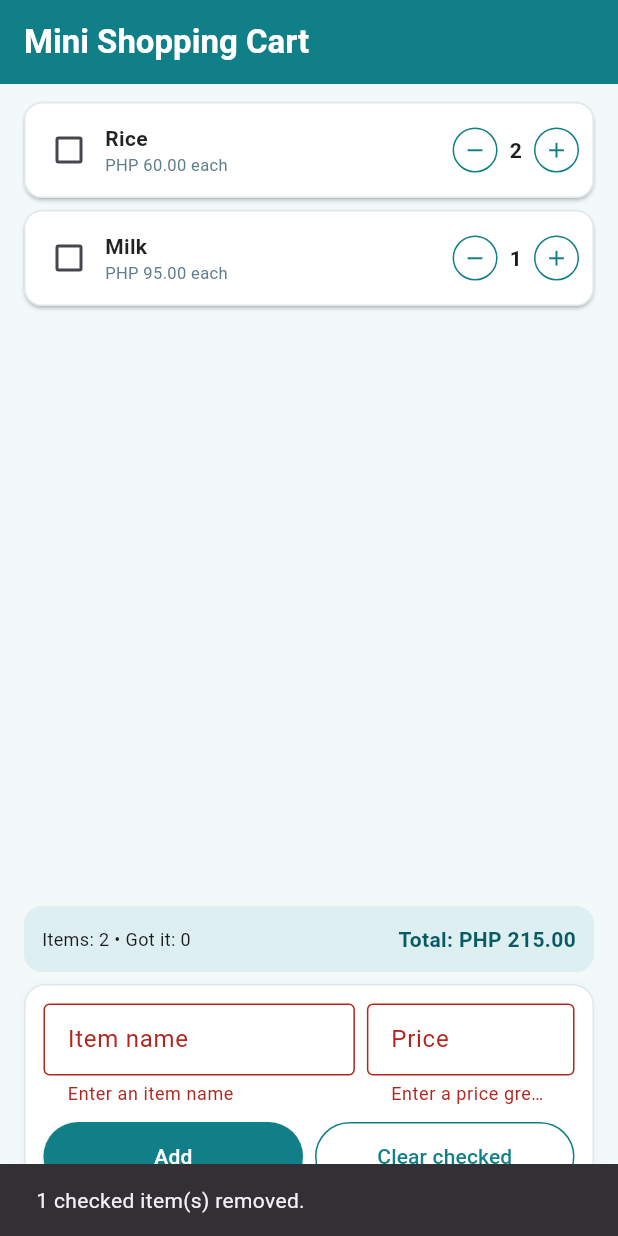
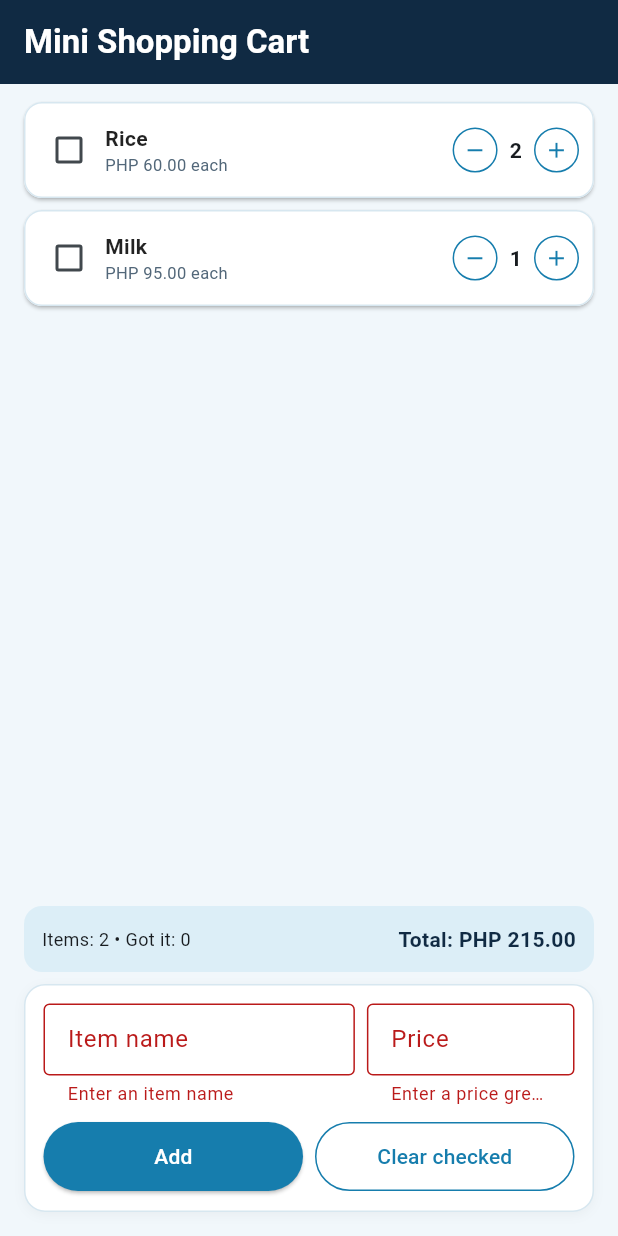
Before and after one commit to RamzK05/stateful_lab_fervis, a Flutter app: the screen it shows after launch, after a tap on "Add", after a tap on "Clear checked", on a phone screen of 412 x 824 dp. Run offline on Flutter 3.47's test engine with Material 3 defaults, Android fonts, the phone set to English and light mode, and no system bars.

Commit message:
Apply ocean blue and navy theme

```diff
--- a/lib/main.dart
+++ b/lib/main.dart
@@ -1,20 +1,37 @@
 
 import 'package:flutter/material.dart';
 
-void main() => runApp(
-      const MaterialApp(
-        debugShowCheckedModeBanner: false,
-        home: CartScreen(),
+void main() {
+  runApp(
+    MaterialApp(
+      debugShowCheckedModeBanner: false,
+      title: 'Mini Shopping Cart',
+      theme: ThemeData(
+        useMaterial3: true,
+        colorScheme: ColorScheme.fromSeed(
+          seedColor: oceanBlue,
+          brightness: Brightness.light,
+        ).copyWith(
+          primary: oceanBlue,
+          surface: Colors.white,
+        ),
+        scaffoldBackgroundColor: pageColor,
+        appBarTheme: const AppBarTheme(
+          backgroundColor: navyBlue,
+          foregroundColor: Colors.white,
+          elevation: 0,
+        ),
       ),
-    );
+      home: const CartScreen(),
+    ),
+  );
+}
 
-// App colors
-const Color teal = Color(0xFF117F87);
-const Color darkTeal = Color(0xFF095B63);
-const Color pageColor = Color(0xFFF3F8F9);
-const Color borderColor = Color(0xFFDCE8EA);
+const Color oceanBlue = Color(0xFF167DAD);
+const Color navyBlue = Color(0xFF102A43);
+const Color pageColor = Color(0xFFF1F7FB);
+const Color borderColor = Color(0xFFD7E7F0);
 
-// Model representing a shopping cart item
 class CartItem {
   String name;
   double price;
@@ -29,7 +46,6 @@ class CartItem {
   });
 }
 
-// Main shopping cart screen
 class CartScreen extends StatefulWidget {
   const CartScreen({super.key});
 
@@ -38,14 +54,10 @@ class CartScreen extends StatefulWidget {
 }
 
 class _CartScreenState extends State<CartScreen> {
-  // Cart data and input controllers
   final List<CartItem> _items = [];
-  final TextEditingController _nameController =
-      TextEditingController();
-  final TextEditingController _priceController =
-      TextEditingController();
+  final TextEditingController _nameController = TextEditingController();
+  final TextEditingController _priceController = TextEditingController();
 
-  // Validation error messages
   String? _nameError;
   String? _priceError;
 
@@ -53,32 +65,22 @@ class _CartScreenState extends State<CartScreen> {
   void initState() {
     super.initState();
 
-    // Preload sample shopping items
     _items.addAll([
       CartItem(name: 'Rice', price: 60.00, quantity: 2),
-      CartItem(
-        name: 'Eggs',
-        price: 8.00,
-        quantity: 12,
-        gotIt: true,
-      ),
+      CartItem(name: 'Eggs', price: 8.00, quantity: 12, gotIt: true),
       CartItem(name: 'Milk', price: 95.00, quantity: 1),
     ]);
   }
 
-  // Calculate the total price of all items
   double get _total {
     return _items.fold(
-      0.0,
+      0,
       (sum, item) => sum + item.price * item.quantity,
     );
   }
 
-  // Count items marked as got it
-  int get _gotItCount =>
-      _items.where((item) => item.gotIt).length;
+  int get _gotItCount => _items.where((item) => item.gotIt).length;
 
-  // Increase quantity, up to a maximum of 99
   void _increase(int index) {
     setState(() {
       if (_items[index].quantity < 99) {
@@ -87,7 +89,6 @@ class _CartScreenState extends State<CartScreen> {
     });
   }
 
-  // Decrease quantity, with a minimum of 1
   void _decrease(int index) {
     setState(() {
       if (_items[index].quantity > 1) {
@@ -96,86 +97,39 @@ class _CartScreenState extends State<CartScreen> {
     });
   }
 
-  // Toggle the got-it checkbox
   void _toggle(int index, bool? value) {
     setState(() {
       _items[index].gotIt = value ?? false;
     });
   }
 
-  // Validate and add a new item
   void _addItem() {
     final name = _nameController.text.trim();
     final price = double.tryParse(_priceController.text.trim());
 
     setState(() {
-      _nameError =
-          name.isEmpty ? 'Enter an item name' : null;
+      _nameError = name.isEmpty ? 'Enter an item name' : null;
+      _priceError =
+          price == null || price <= 0 ? 'Enter a price greater than 0' : null;
 
-      _priceError =
-          price == null || price <= 0
-              ? 'Enter a price greater than 0'
-              : null;
-    });
+      if (_nameError != null || _priceError != null) {
+        return;
+      }
 
-    // Stop if either input is invalid
-    if (_nameError != null || _priceError != null) {
-      return;
-    }
-
-    setState(() {
-      _items.add(
-        CartItem(
-          name: name,
-          price: price!,
-        ),
-      );
-
-      // Clear the fields after adding successfully
+      _items.add(CartItem(name: name, price: price!));
       _nameController.clear();
       _priceController.clear();
-      _nameError = null;
-      _priceError = null;
     });
-
-    ScaffoldMessenger.of(context).showSnackBar(
-      SnackBar(
-        content: Text('$name added to your cart.'),
-        duration: const Duration(seconds: 2),
-      ),
-    );
   }
 
-  // Remove checked items and give feedback to the user
   void _clearChecked() {
-    final checkedCount =
-        _items.where((item) => item.gotIt).length;
-
-    if (checkedCount == 0) {
-      ScaffoldMessenger.of(context).showSnackBar(
-        const SnackBar(
-          content: Text('No checked items to remove.'),
-        ),
-      );
-      return;
-    }
-
     setState(() {
       _items.removeWhere((item) => item.gotIt);
     });
-
-    ScaffoldMessenger.of(context).showSnackBar(
-      SnackBar(
-        content: Text(
-          '$checkedCount checked item(s) removed.',
-        ),
-      ),
-    );
   }
 
   @override
   void dispose() {
-    // Release both text controllers
     _nameController.dispose();
     _priceController.dispose();
     super.dispose();
@@ -190,40 +144,29 @@ class _CartScreenState extends State<CartScreen> {
           'Mini Shopping Cart',
           style: TextStyle(fontWeight: FontWeight.bold),
         ),
-        backgroundColor: teal,
+        backgroundColor: navyBlue,
         foregroundColor: Colors.white,
         elevation: 0,
       ),
       body: SafeArea(
         child: Column(
           children: [
-            // Shopping cart list
             Expanded(
               child: _items.isEmpty
-                  ? const Center(
-                      child: Text('Your shopping cart is empty'),
-                    )
+                  ? const Center(child: Text('Your shopping cart is empty'))
                   : ListView.builder(
-                      padding: const EdgeInsets.fromLTRB(
-                        16,
-                        12,
-                        16,
-                        8,
-                      ),
+                      padding: const EdgeInsets.fromLTRB(16, 12, 16, 8),
                       itemCount: _items.length,
                       itemBuilder: (context, index) {
                         return CartItemTile(
                           item: _items[index],
                           onIncrease: () => _increase(index),
                           onDecrease: () => _decrease(index),
-                          onToggle: (value) =>
-                              _toggle(index, value),
+                          onToggle: (value) => _toggle(index, value),
                         );
                       },
                     ),
             ),
-
-            // Cart summary and add-item form
             _buildSummary(),
             _buildAddForm(),
           ],
@@ -232,16 +175,12 @@ class _CartScreenState extends State<CartScreen> {
     );
   }
 
-  // Display the number of items and the current total
   Widget _buildSummary() {
     return Container(
       margin: const EdgeInsets.fromLTRB(16, 4, 16, 8),
-      padding: const EdgeInsets.symmetric(
-        horizontal: 12,
-        vertical: 12,
-      ),
+      padding: const EdgeInsets.symmetric(horizontal: 12, vertical: 12),
       decoration: BoxDecoration(
-        color: const Color(0xFFDDEFF0),
+        color: const Color(0xFFDCEEF7),
         borderRadius: BorderRadius.circular(12),
       ),
       child: Row(
@@ -255,7 +194,7 @@ class _CartScreenState extends State<CartScreen> {
           Text(
             'Total: PHP ${_total.toStringAsFixed(2)}',
             style: const TextStyle(
-              color: darkTeal,
+              color: navyBlue,
               fontWeight: FontWeight.bold,
               fontSize: 14,
             ),
@@ -265,7 +204,6 @@ class _CartScreenState extends State<CartScreen> {
     );
   }
 
-  // Form for adding new shopping items
   Widget _buildAddForm() {
     return Container(
       margin: const EdgeInsets.fromLTRB(16, 0, 16, 16),
@@ -286,18 +224,10 @@ class _CartScreenState extends State<CartScreen> {
         children: [
           Row(
             children: [
-              // Item name input
               Expanded(
                 flex: 3,
                 child: TextField(
                   controller: _nameController,
-                  onChanged: (value) {
-                    if (_nameError != null) {
-                      setState(() {
-                        _nameError = null;
-                      });
-                    }
-                  },
                   decoration: InputDecoration(
                     labelText: 'Item name',
                     errorText: _nameError,
@@ -307,23 +237,12 @@ class _CartScreenState extends State<CartScreen> {
                 ),
               ),
               const SizedBox(width: 8),
-
-              // Price input
               Expanded(
                 flex: 2,
                 child: TextField(
                   controller: _priceController,
-                  onChanged: (value) {
-                    if (_priceError != null) {
-                      setState(() {
-                        _priceError = null;
-                      });
-                    }
-                  },
                   keyboardType:
-                      const TextInputType.numberWithOptions(
-                    decimal: true,
-                  ),
+                      const TextInputType.numberWithOptions(decimal: true),
                   decoration: InputDecoration(
                     labelText: 'Price',
                     prefixText: '₱ ',
@@ -336,19 +255,15 @@ class _CartScreenState extends State<CartScreen> {
             ],
           ),
           const SizedBox(height: 10),
-
-          // Add and clear-checked buttons
           Row(
             children: [
               Expanded(
                 child: ElevatedButton(
                   onPressed: _addItem,
                   style: ElevatedButton.styleFrom(
-                    backgroundColor: teal,
+                    backgroundColor: oceanBlue,
                     foregroundColor: Colors.white,
-                    padding: const EdgeInsets.symmetric(
-                      vertical: 13,
-                    ),
+                    padding: const EdgeInsets.symmetric(vertical: 13),
                   ),
                   child: const Text('Add'),
                 ),
@@ -358,11 +273,9 @@ class _CartScreenState extends State<CartScreen> {
                 child: OutlinedButton(
                   onPressed: _clearChecked,
                   style: OutlinedButton.styleFrom(
-                    foregroundColor: teal,
-                    side: const BorderSide(color: teal),
-                    padding: const EdgeInsets.symmetric(
-                      vertical: 13,
-                    ),
+                    foregroundColor: oceanBlue,
+                    side: const BorderSide(color: oceanBlue),
+                    padding: const EdgeInsets.symmetric(vertical: 13),
                   ),
                   child: const Text('Clear checked'),
                 ),
@@ -375,7 +288,6 @@ class _CartScreenState extends State<CartScreen> {
   }
 }
 
-// Stateless widget for displaying one cart item
 class CartItemTile extends StatelessWidget {
   final CartItem item;
   final VoidCallback onIncrease;
@@ -401,16 +313,12 @@ class CartItemTile extends StatelessWidget {
         side: const BorderSide(color: borderColor),
       ),
       child: Padding(
-        padding: const EdgeInsets.symmetric(
-          horizontal: 6,
-          vertical: 8,
-        ),
+        padding: const EdgeInsets.symmetric(horizontal: 6, vertical: 8),
         child: Row(
           children: [
-            // Checkbox for marking an item as collected
             Checkbox(
               value: item.gotIt,
-              activeColor: teal,
+              activeColor: oceanBlue,
               onChanged: onToggle,
             ),
             Expanded(
@@ -424,15 +332,13 @@ class CartItemTile extends StatelessWidget {
                       decoration: item.gotIt
                           ? TextDecoration.lineThrough
                           : TextDecoration.none,
-                      color: item.gotIt
-                          ? Colors.grey
-                          : Colors.black87,
+                      color: item.gotIt ? Colors.grey : Colors.black87,
                     ),
                   ),
                   Text(
                     'PHP ${item.price.toStringAsFixed(2)} each',
                     style: const TextStyle(
-                      color: Colors.blueGrey,
+                      color: Color(0xFF526779),
                       fontSize: 11,
                     ),
                   ),
@@ -447,9 +353,7 @@ class CartItemTile extends StatelessWidget {
               padding: const EdgeInsets.symmetric(horizontal: 8),
               child: Text(
                 '${item.quantity}',
-                style: const TextStyle(
-                  fontWeight: FontWeight.bold,
-                ),
+                style: const TextStyle(fontWeight: FontWeight.bold),
               ),
             ),
             _QuantityButton(
@@ -464,7 +368,6 @@ class CartItemTile extends StatelessWidget {
   }
 }
 
-// Reusable stateless button for quantity changes
 class _QuantityButton extends StatelessWidget {
   final IconData icon;
   final VoidCallback onPressed;
@@ -483,8 +386,8 @@ class _QuantityButton extends StatelessWidget {
         onPressed: onPressed,
         style: OutlinedButton.styleFrom(
           padding: EdgeInsets.zero,
-          foregroundColor: teal,
-          side: const BorderSide(color: teal),
+          foregroundColor: oceanBlue,
+          side: const BorderSide(color: oceanBlue),
           shape: const CircleBorder(),
         ),
         child: Icon(icon, size: 17),
```
